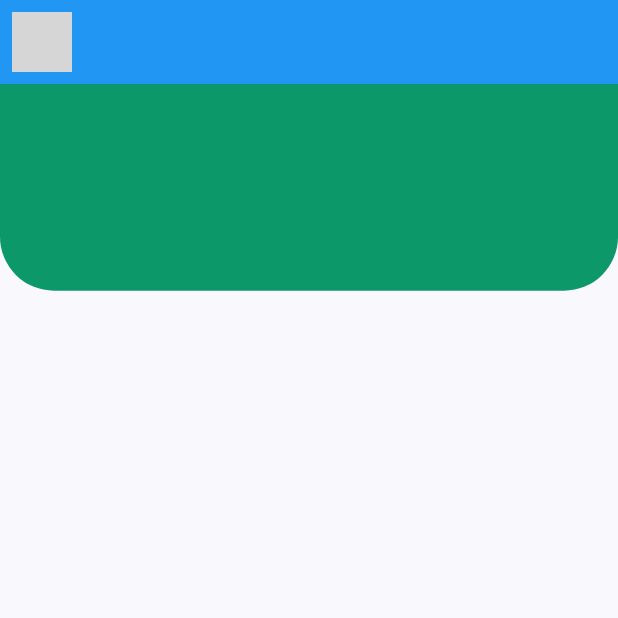
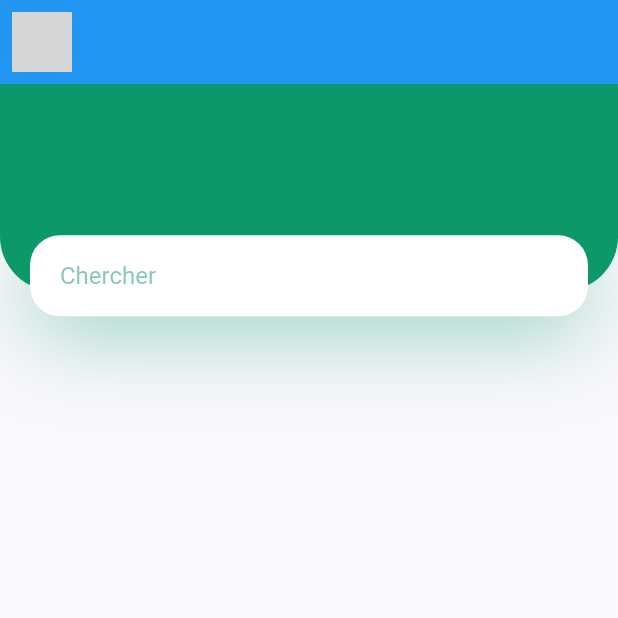
Before and after one commit to saliou-t/flutter_plan_app, a Flutter app: the screen it shows after launch, on a phone screen of 412 x 824 dp, the top half of it. Run offline on Flutter 3.47's test engine with Material 2 defaults, Android fonts, the phone set to English and light mode, and no system bars; our stand-ins replace flutter_svg; grey boxes are pictures that could not be loaded.

Commit message:
mise en place du formulaire derecherche

```diff
--- a/lib/components/screens/home/body.dart
+++ b/lib/components/screens/home/body.dart
@@ -23,9 +23,39 @@ class Body extends StatelessWidget {
                     bottomLeft: Radius.circular(36),
                     bottomRight: Radius.circular(36),
                   )
-
                 ),
-
+              ),
+              Positioned(
+                bottom: 10,
+                left: 0,
+                right: 0,
+                child: Container(
+                  alignment: Alignment.center,
+                  margin: EdgeInsets.symmetric(horizontal: kDefaultPadding),
+                  padding: EdgeInsets.symmetric(horizontal: kDefaultPadding),
+                  height: 54,
+                  decoration: BoxDecoration(
+                    color: Colors.white,
+                    borderRadius: BorderRadius.circular(20),
+                    boxShadow: [
+                      BoxShadow(
+                        offset: Offset(0, 10),
+                        blurRadius: 50,
+                        color: kPrimaryColor.withOpacity(0.43)
+                      ),
+                    ],
+                  ) ,
+                  child: TextField(
+                    decoration: InputDecoration(
+                      hintText: "Chercher",
+                      hintStyle: TextStyle(
+                        color: kPrimaryColor.withOpacity(0.5),
+                      ),
+                      enabledBorder: InputBorder.none,
+                      focusedBorder: InputBorder.none
+                    ),
+                  ),
+                )
               ),
             ],
           ),
```
